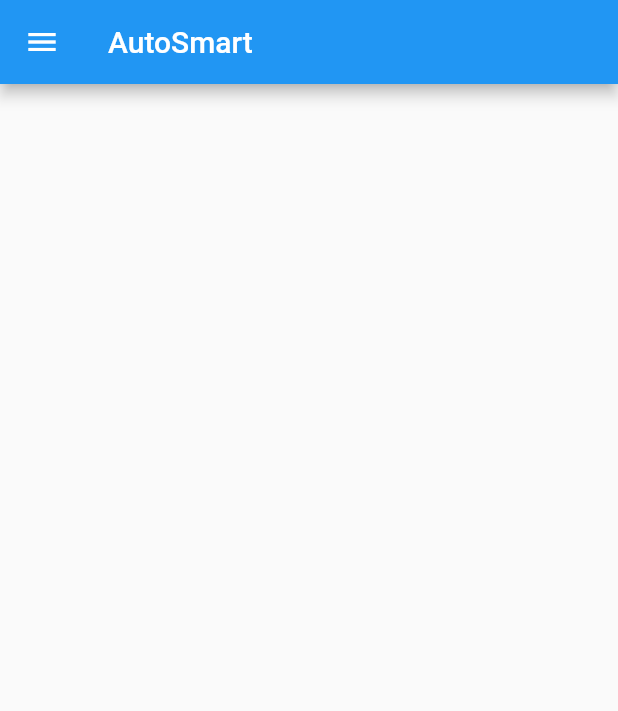
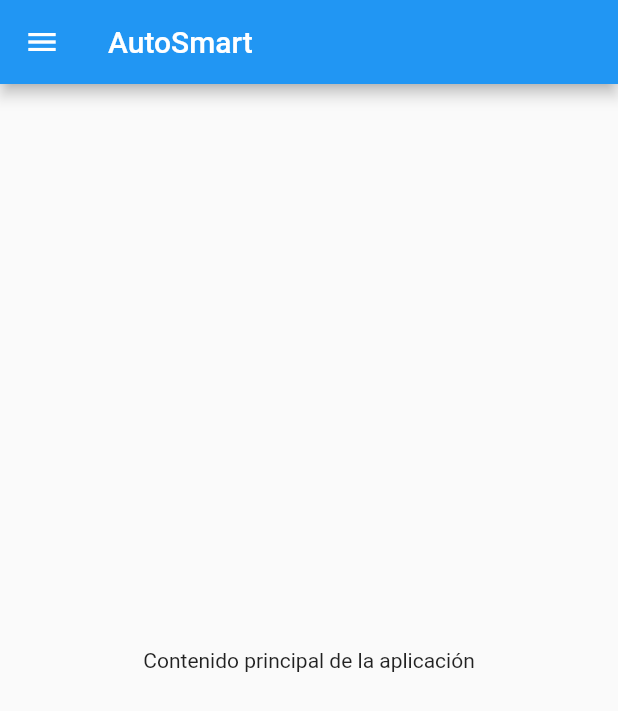
Before and after one commit to benjamcmanus/Autosmart-App, a Flutter app: the ProfileScreen screen opened directly, on a phone screen of 412 x 824 dp. Shown: the top 711 px of the screen. Run offline on Flutter 3.47's test engine with Material 2 defaults, Android fonts, the phone set to English and light mode, and no system bars; our stand-ins replace fluttertoast.

Commit message:
Update perfil.dart

```diff
--- a/lib/src/perfil.dart
+++ b/lib/src/perfil.dart
@@ -78,7 +78,7 @@ class ProfileScreen extends StatelessWidget {
         ),
       ),
       body: Center(
-        child: Text(''),
+        child: Text('Contenido principal de la aplicación'),
       ),
     );
   }
```
